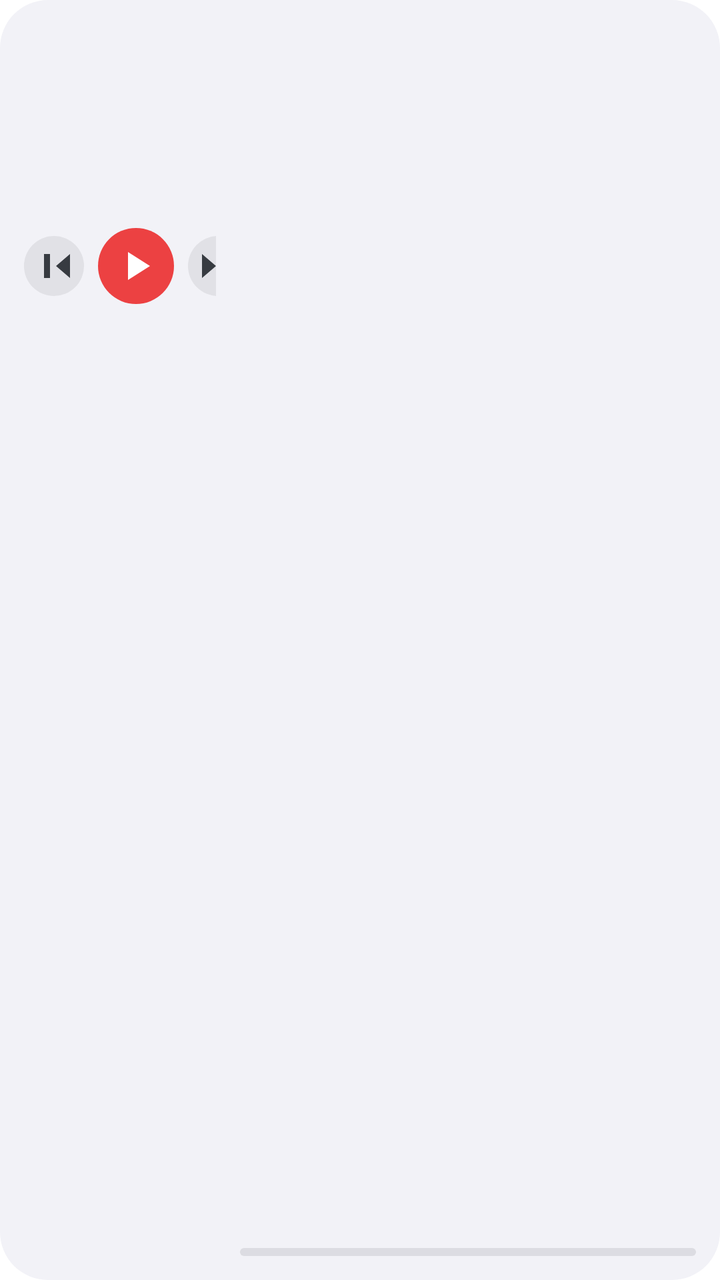
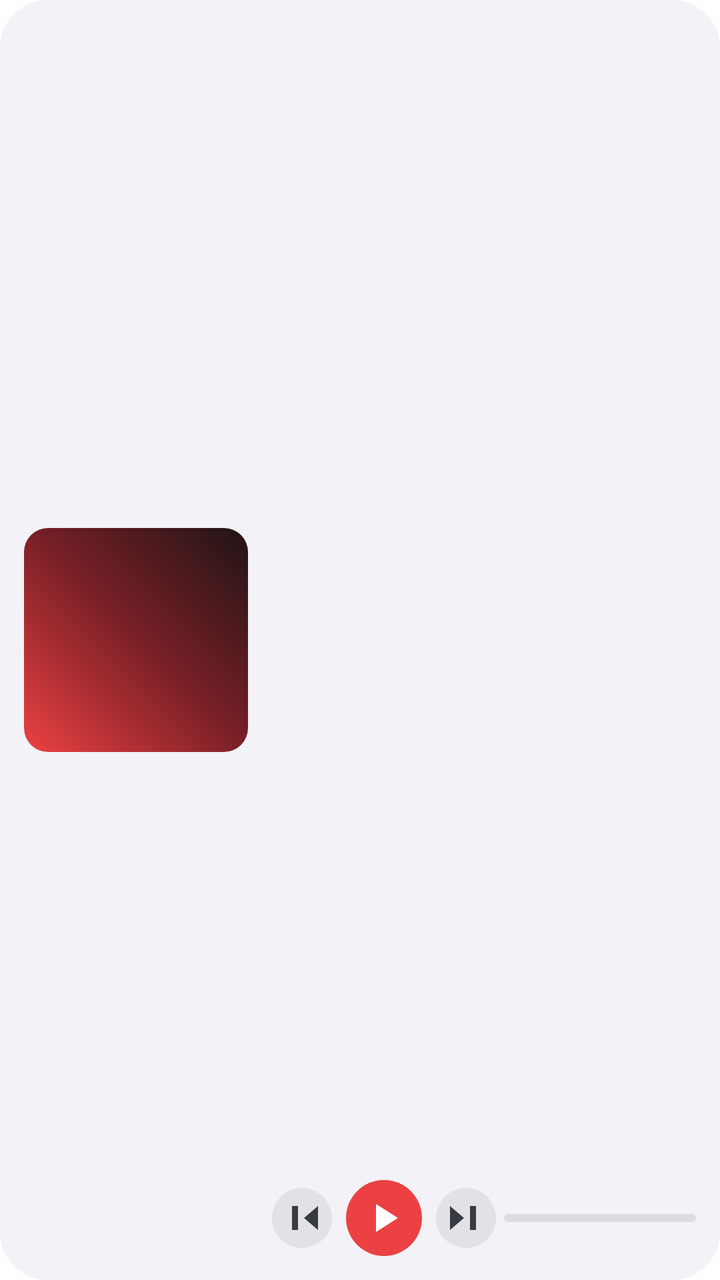

Compare the two renders of this Android layout. The source of the first and the diff that turns it into the second are given below.
<!-- AndroidManifest.xml: fallback theme Theme.MaterialComponents.DayNight.NoActionBar -->
<!-- res/layout/player_widget_lyric.xml -->
<?xml version="1.0" encoding="utf-8"?>
<FrameLayout xmlns:android="http://schemas.android.com/apk/res/android"
    android:id="@+id/root"
    android:layout_width="match_parent"
    android:layout_height="match_parent"
    android:background="@drawable/widget_bg">

    
    <ImageView
        android:id="@+id/bgCover"
        android:layout_width="match_parent"
        android:layout_height="match_parent"
        android:scaleType="fitXY"
        android:contentDescription="@string/widget_label" />

    <LinearLayout
        android:layout_width="match_parent"
        android:layout_height="match_parent"
        android:orientation="horizontal"
        android:padding="12dp">

    
    <LinearLayout
        android:layout_width="96dp"
        android:layout_height="match_parent"
        android:orientation="vertical"
        android:gravity="center_horizontal">

        <FrameLayout
            android:layout_width="96dp"
            android:layout_height="96dp">

            <ImageView
                android:id="@+id/coverOld"
                android:layout_width="match_parent"
                android:layout_height="match_parent"
                android:scaleType="centerCrop"
                android:contentDescription="@string/widget_label" />

            <ImageView
                android:id="@+id/coverNew"
                android:layout_width="match_parent"
                android:layout_height="match_parent"
                android:scaleType="centerCrop"
                android:contentDescription="@string/widget_label" />
        </FrameLayout>

        <LinearLayout
            android:layout_width="wrap_content"
            android:layout_height="wrap_content"
            android:layout_marginTop="6dp"
            android:orientation="horizontal"
            android:gravity="center_vertical">

            <ImageButton
                android:id="@+id/btnPrev"
                android:layout_width="30dp"
                android:layout_height="30dp"
                android:padding="3dp"
                android:background="@drawable/widget_btn_circle"
                android:src="@drawable/ic_skip_previous"
                android:tint="@color/widget_icon"
                android:scaleType="centerInside"
                android:contentDescription="@string/widget_label" />

            <ImageButton
                android:id="@+id/btnPlay"
                android:layout_width="38dp"
                android:layout_height="38dp"
                android:layout_marginStart="7dp"
                android:layout_marginEnd="7dp"
                android:background="@drawable/widget_play_btn"
                android:src="@drawable/ic_play"
                android:scaleType="centerInside"
                android:contentDescription="@string/widget_label" />

            <ImageButton
                android:id="@+id/btnNext"
                android:layout_width="30dp"
                android:layout_height="30dp"
                android:padding="3dp"
                android:background="@drawable/widget_btn_circle"
                android:src="@drawable/ic_skip_next"
                android:tint="@color/widget_icon"
                android:scaleType="centerInside"
                android:contentDescription="@string/widget_label" />
        </LinearLayout>
    </LinearLayout>

    
    <LinearLayout
        android:layout_width="0dp"
        android:layout_height="match_parent"
        android:layout_weight="1"
        android:layout_marginStart="12dp"
        android:orientation="vertical">

        <TextView
            android:id="@+id/songText"
            android:layout_width="match_parent"
            android:layout_height="wrap_content"
            android:textColor="@color/widget_text_primary"
            android:textSize="14sp"
            android:textStyle="bold"
            android:singleLine="true"
            android:ellipsize="end" />

        <TextView
            android:id="@+id/artistText"
            android:layout_width="match_parent"
            android:layout_height="wrap_content"
            android:layout_marginTop="1dp"
            android:textColor="@color/widget_text_secondary"
            android:textSize="10.5sp"
            android:textStyle="italic"
            android:singleLine="true"
            android:ellipsize="end" />

        <LinearLayout
            android:layout_width="match_parent"
            android:layout_height="0dp"
            android:layout_weight="1"
            android:layout_marginTop="3dp"
            android:orientation="vertical"
            android:gravity="center_vertical">

            <TextView
                android:id="@+id/lyricLine1"
                android:layout_width="match_parent"
                android:layout_height="wrap_content"
                android:minHeight="14dp"
                android:textColor="@color/widget_lyric_far"
                android:textSize="11sp"
                android:singleLine="true"
                android:ellipsize="end" />

            <TextView
                android:id="@+id/lyricLine2"
                android:layout_width="match_parent"
                android:layout_height="wrap_content"
                android:layout_marginTop="2dp"
                android:minHeight="15dp"
                android:textColor="@color/widget_lyric_near"
                android:textSize="11.5sp"
                android:singleLine="true"
                android:ellipsize="end" />

            
            <TextView
                android:id="@+id/lyricLine3"
                android:layout_width="match_parent"
                android:layout_height="wrap_content"
                android:layout_marginTop="2dp"
                android:minHeight="17dp"
                android:textColor="@color/widget_text_primary"
                android:textSize="13sp"
                android:textStyle="bold"
                android:singleLine="true"
                android:ellipsize="end" />

            <TextView
                android:id="@+id/lyricLine4"
                android:layout_width="match_parent"
                android:layout_height="wrap_content"
                android:layout_marginTop="2dp"
                android:minHeight="15dp"
                android:textColor="@color/widget_lyric_near"
                android:textSize="11.5sp"
                android:singleLine="true"
                android:ellipsize="end" />

            <TextView
                android:id="@+id/lyricLine5"
                android:layout_width="match_parent"
                android:layout_height="wrap_content"
                android:layout_marginTop="2dp"
                android:minHeight="14dp"
                android:textColor="@color/widget_lyric_far"
                android:textSize="11sp"
                android:singleLine="true"
                android:ellipsize="end" />
        </LinearLayout>

        <ProgressBar
            android:id="@+id/progress"
            style="?android:attr/progressBarStyleHorizontal"
            android:layout_width="match_parent"
            android:layout_height="wrap_content"
            android:layout_marginTop="3dp"
            android:max="100"
            android:progress="0"
            android:progressDrawable="@drawable/widget_progress_drawable"
            android:maxHeight="4dp"
            android:minHeight="4dp" />
    </LinearLayout>
    </LinearLayout>
</FrameLayout>
<!-- resources referenced by this layout -->
<resources>
  <color name="widget_icon">#FF373B41</color>
  <color name="widget_lyric_far">#54202224</color>
  <color name="widget_lyric_near">#8C202224</color>
  <color name="widget_text_primary">#FF202224</color>
  <color name="widget_text_secondary">#92202224</color>
  <!-- drawable ic_play (drawable) -->
  <vector xmlns:android="http://schemas.android.com/apk/res/android"
      android:width="24dp"
      android:height="24dp"
      android:viewportWidth="24"
      android:viewportHeight="24"
      android:tint="#FFFFFF">
      <path
          android:fillColor="#FFFFFF"
          android:pathData="M8,5v14l11,-7z" />
  </vector>
  <!-- drawable ic_skip_next (drawable) -->
  <vector xmlns:android="http://schemas.android.com/apk/res/android"
      android:width="24dp"
      android:height="24dp"
      android:viewportWidth="24"
      android:viewportHeight="24">
      <path
          android:fillColor="#FFFFFF"
          android:pathData="M14,6h3v12h-3z M11,12L4,6v12z" />
  </vector>
  <!-- drawable ic_skip_previous (drawable) -->
  <vector xmlns:android="http://schemas.android.com/apk/res/android"
      android:width="24dp"
      android:height="24dp"
      android:viewportWidth="24"
      android:viewportHeight="24">
      <path
          android:fillColor="#FFFFFF"
          android:pathData="M7,6h3v12H7z M13,12l7,-6v12z" />
  </vector>
  <!-- drawable widget_bg (drawable) -->
  <?xml version="1.0" encoding="utf-8"?>
  <shape xmlns:android="http://schemas.android.com/apk/res/android"
      android:shape="rectangle">
      <solid android:color="@color/widget_card_start" />
      <corners android:radius="24dp" />
  </shape>
  <!-- drawable widget_btn_circle (drawable) -->
  <?xml version="1.0" encoding="utf-8"?>
  <shape xmlns:android="http://schemas.android.com/apk/res/android"
      android:shape="oval">
      <solid android:color="@color/widget_circle_btn" />
  </shape>
  <!-- drawable widget_play_btn (drawable) -->
  <?xml version="1.0" encoding="utf-8"?>
  <shape xmlns:android="http://schemas.android.com/apk/res/android"
      android:shape="oval">
      <solid android:color="#EC4142" />
  </shape>
  <!-- drawable widget_progress_drawable (drawable) -->
  <?xml version="1.0" encoding="utf-8"?>
  <layer-list xmlns:android="http://schemas.android.com/apk/res/android">
      <item android:id="@android:id/background">
          <shape android:shape="rectangle">
              <solid android:color="@color/widget_track" />
              <corners android:radius="3dp" />
          </shape>
      </item>
      <item android:id="@android:id/progress">
          <clip>
              <shape android:shape="rectangle">
                  <solid android:color="@color/widget_fill" />
                  <corners android:radius="3dp" />
              </shape>
          </clip>
      </item>
  </layer-list>
  <string name="widget_label">弦予播放</string>
  <color name="widget_card_start">#F2F2F7</color>
  <color name="widget_circle_btn">#14202224</color>
  <color name="widget_track">#1A20242B</color>
  <color name="widget_fill">#EC4142</color>
</resources>

<!-- the commit's change to res/layout/player_widget_lyric.xml (unified diff, before → after) -->
@@ -13,22 +13,19 @@
         android:scaleType="fitXY"
         android:contentDescription="@string/widget_label" />
 
+    
     <LinearLayout
         android:layout_width="match_parent"
         android:layout_height="match_parent"
         android:orientation="horizontal"
         android:padding="12dp">
 
-    
-    <LinearLayout
-        android:layout_width="96dp"
-        android:layout_height="match_parent"
-        android:orientation="vertical"
-        android:gravity="center_horizontal">
-
+        
         <FrameLayout
-            android:layout_width="96dp"
-            android:layout_height="96dp">
+            android:id="@+id/coverHost"
+            android:layout_width="112dp"
+            android:layout_height="112dp"
+            android:layout_gravity="center_vertical">
 
             <ImageView
                 android:id="@+id/coverOld"
@@ -42,156 +39,168 @@
                 android:layout_width="match_parent"
                 android:layout_height="match_parent"
                 android:scaleType="centerCrop"
+                android:src="@drawable/widget_preview_cover"
                 android:contentDescription="@string/widget_label" />
         </FrameLayout>
 
+        
         <LinearLayout
-            android:layout_width="wrap_content"
-            android:layout_height="wrap_content"
-            android:layout_marginTop="6dp"
-            android:orientation="horizontal"
-            android:gravity="center_vertical">
-
-            <ImageButton
-                android:id="@+id/btnPrev"
-                android:layout_width="30dp"
-                android:layout_height="30dp"
-                android:padding="3dp"
-                android:background="@drawable/widget_btn_circle"
-                android:src="@drawable/ic_skip_previous"
-                android:tint="@color/widget_icon"
-                android:scaleType="centerInside"
-                android:contentDescription="@string/widget_label" />
-
-            <ImageButton
-                android:id="@+id/btnPlay"
-                android:layout_width="38dp"
-                android:layout_height="38dp"
-                android:layout_marginStart="7dp"
-                android:layout_marginEnd="7dp"
-                android:background="@drawable/widget_play_btn"
-                android:src="@drawable/ic_play"
-                android:scaleType="centerInside"
-                android:contentDescription="@string/widget_label" />
-
-            <ImageButton
-                android:id="@+id/btnNext"
-                android:layout_width="30dp"
-                android:layout_height="30dp"
-                android:padding="3dp"
-                android:background="@drawable/widget_btn_circle"
-                android:src="@drawable/ic_skip_next"
-                android:tint="@color/widget_icon"
-                android:scaleType="centerInside"
-                android:contentDescription="@string/widget_label" />
-        </LinearLayout>
-    </LinearLayout>
-
-    
-    <LinearLayout
-        android:layout_width="0dp"
-        android:layout_height="match_parent"
-        android:layout_weight="1"
-        android:layout_marginStart="12dp"
-        android:orientation="vertical">
-
-        <TextView
-            android:id="@+id/songText"
-            android:layout_width="match_parent"
-            android:layout_height="wrap_content"
-            android:textColor="@color/widget_text_primary"
-            android:textSize="14sp"
-            android:textStyle="bold"
-            android:singleLine="true"
-            android:ellipsize="end" />
-
-        <TextView
-            android:id="@+id/artistText"
-            android:layout_width="match_parent"
-            android:layout_height="wrap_content"
-            android:layout_marginTop="1dp"
-            android:textColor="@color/widget_text_secondary"
-            android:textSize="10.5sp"
-            android:textStyle="italic"
-            android:singleLine="true"
-            android:ellipsize="end" />
-
-        <LinearLayout
-            android:layout_width="match_parent"
-            android:layout_height="0dp"
+            android:layout_width="0dp"
+            android:layout_height="match_parent"
             android:layout_weight="1"
-            android:layout_marginTop="3dp"
-            android:orientation="vertical"
-            android:gravity="center_vertical">
+            android:layout_marginStart="12dp"
+            android:orientation="vertical">
 
             <TextView
-                android:id="@+id/lyricLine1"
+                android:id="@+id/songText"
                 android:layout_width="match_parent"
                 android:layout_height="wrap_content"
-                android:minHeight="14dp"
-                android:textColor="@color/widget_lyric_far"
-                android:textSize="11sp"
-                android:singleLine="true"
-                android:ellipsize="end" />
-
-            <TextView
-                android:id="@+id/lyricLine2"
-                android:layout_width="match_parent"
-                android:layout_height="wrap_content"
-                android:layout_marginTop="2dp"
-                android:minHeight="15dp"
-                android:textColor="@color/widget_lyric_near"
-                android:textSize="11.5sp"
-                android:singleLine="true"
-                android:ellipsize="end" />
-
-            
-            <TextView
-                android:id="@+id/lyricLine3"
-                android:layout_width="match_parent"
-                android:layout_height="wrap_content"
-                android:layout_marginTop="2dp"
-                android:minHeight="17dp"
                 android:textColor="@color/widget_text_primary"
-                android:textSize="13sp"
+                android:textSize="14sp"
                 android:textStyle="bold"
                 android:singleLine="true"
                 android:ellipsize="end" />
 
             <TextView
-                android:id="@+id/lyricLine4"
+                android:id="@+id/artistText"
+                android:layout_width="match_parent"
+                android:layout_height="wrap_content"
+                android:layout_marginTop="1dp"
+                android:textColor="@color/widget_text_secondary"
+                android:textSize="10.5sp"
+                android:textStyle="italic"
+                android:singleLine="true"
+                android:ellipsize="end" />
+
+            
+            <LinearLayout
+                android:layout_width="match_parent"
+                android:layout_height="0dp"
+                android:layout_weight="1"
+                android:layout_marginTop="2dp"
+                android:orientation="vertical"
+                android:gravity="center_vertical">
+
+                <TextView
+                    android:id="@+id/lyricLine1"
+                    android:layout_width="match_parent"
+                    android:layout_height="wrap_content"
+                    android:layout_marginEnd="30dp"
+                    android:minHeight="14dp"
+                    android:textColor="@color/widget_lyric_far"
+                    android:textSize="10sp"
+                    android:singleLine="true"
+                    android:ellipsize="end" />
+
+                <TextView
+                    android:id="@+id/lyricLine2"
+                    android:layout_width="match_parent"
+                    android:layout_height="wrap_content"
+                    android:layout_marginStart="4dp"
+                    android:layout_marginTop="1dp"
+                    android:layout_marginEnd="16dp"
+                    android:minHeight="15dp"
+                    android:textColor="@color/widget_lyric_near"
+                    android:textSize="11sp"
+                    android:singleLine="true"
+                    android:ellipsize="end" />
+
+                
+                <TextView
+                    android:id="@+id/lyricLine3"
+                    android:layout_width="match_parent"
+                    android:layout_height="wrap_content"
+                    android:layout_marginStart="4dp"
+                    android:layout_marginTop="1dp"
+                    android:layout_marginEnd="6dp"
+                    android:minHeight="17dp"
+                    android:textColor="@color/widget_text_primary"
+                    android:textSize="13sp"
+                    android:textStyle="bold"
+                    android:singleLine="true"
+                    android:ellipsize="end" />
+
+                <TextView
+                    android:id="@+id/lyricLine4"
+                    android:layout_width="match_parent"
+                    android:layout_height="wrap_content"
+                    android:layout_marginStart="4dp"
+                    android:layout_marginTop="1dp"
+                    android:layout_marginEnd="16dp"
+                    android:minHeight="15dp"
+                    android:textColor="@color/widget_lyric_near"
+                    android:textSize="11sp"
+                    android:singleLine="true"
+                    android:ellipsize="end" />
+
+                <TextView
+                    android:id="@+id/lyricLine5"
+                    android:layout_width="match_parent"
+                    android:layout_height="wrap_content"
+                    android:layout_marginStart="4dp"
+                    android:layout_marginTop="1dp"
+                    android:layout_marginEnd="30dp"
+                    android:minHeight="14dp"
+                    android:textColor="@color/widget_lyric_far"
+                    android:textSize="10sp"
+                    android:singleLine="true"
+                    android:ellipsize="end" />
+            </LinearLayout>
+
+            
+            <LinearLayout
                 android:layout_width="match_parent"
                 android:layout_height="wrap_content"
                 android:layout_marginTop="2dp"
-                android:minHeight="15dp"
-                android:textColor="@color/widget_lyric_near"
-                android:textSize="11.5sp"
-                android:singleLine="true"
-                android:ellipsize="end" />
-
-            <TextView
-                android:id="@+id/lyricLine5"
-                android:layout_width="match_parent"
-                android:layout_height="wrap_content"
-                android:layout_marginTop="2dp"
-                android:minHeight="14dp"
-                android:textColor="@color/widget_lyric_far"
-                android:textSize="11sp"
-                android:singleLine="true"
-                android:ellipsize="end" />
+                android:orientation="horizontal"
+                android:gravity="center_vertical">
+
+                <ImageButton
+                    android:id="@+id/btnPrev"
+                    android:layout_width="30dp"
+                    android:layout_height="30dp"
+                    android:padding="3dp"
+                    android:background="@drawable/widget_btn_circle"
+                    android:src="@drawable/ic_skip_previous"
+                    android:tint="@color/widget_icon"
+                    android:scaleType="centerInside"
+                    android:contentDescription="@string/widget_label" />
+
+                <ImageButton
+                    android:id="@+id/btnPlay"
+                    android:layout_width="38dp"
+                    android:layout_height="38dp"
+                    android:layout_marginStart="7dp"
+                    android:layout_marginEnd="7dp"
+                    android:background="@drawable/widget_play_btn"
+                    android:src="@drawable/ic_play"
+                    android:scaleType="centerInside"
+                    android:contentDescription="@string/widget_label" />
+
+                <ImageButton
+                    android:id="@+id/btnNext"
+                    android:layout_width="30dp"
+                    android:layout_height="30dp"
+                    android:padding="3dp"
+                    android:background="@drawable/widget_btn_circle"
+                    android:src="@drawable/ic_skip_next"
+                    android:tint="@color/widget_icon"
+                    android:scaleType="centerInside"
+                    android:contentDescription="@string/widget_label" />
+
+                <ProgressBar
+                    android:id="@+id/progress"
+                    style="?android:attr/progressBarStyleHorizontal"
+                    android:layout_width="0dp"
+                    android:layout_height="wrap_content"
+                    android:layout_weight="1"
+                    android:layout_marginStart="4dp"
+                    android:max="100"
+                    android:progress="0"
+                    android:progressDrawable="@drawable/widget_progress_drawable"
+                    android:maxHeight="4dp"
+                    android:minHeight="4dp" />
+            </LinearLayout>
         </LinearLayout>
-
-        <ProgressBar
-            android:id="@+id/progress"
-            style="?android:attr/progressBarStyleHorizontal"
-            android:layout_width="match_parent"
-            android:layout_height="wrap_content"
-            android:layout_marginTop="3dp"
-            android:max="100"
-            android:progress="0"
-            android:progressDrawable="@drawable/widget_progress_drawable"
-            android:maxHeight="4dp"
-            android:minHeight="4dp" />
-    </LinearLayout>
     </LinearLayout>
 </FrameLayout>
<!-- resource entries referenced after the edit -->
@@ -55,6 +55,17 @@
       android:shape="oval">
       <solid android:color="#EC4142" />
   </shape>
+  <!-- drawable widget_preview_cover (drawable) -->
+  <?xml version="1.0" encoding="utf-8"?>
+  <shape xmlns:android="http://schemas.android.com/apk/res/android"
+      android:shape="rectangle">
+      <gradient
+          android:startColor="#EC4142"
+          android:centerColor="#7A2026"
+          android:endColor="#201416"
+          android:angle="45" />
+      <corners android:radius="12dp" />
+  </shape>
   <!-- drawable widget_progress_drawable (drawable) -->
   <?xml version="1.0" encoding="utf-8"?>
   <layer-list xmlns:android="http://schemas.android.com/apk/res/android">
